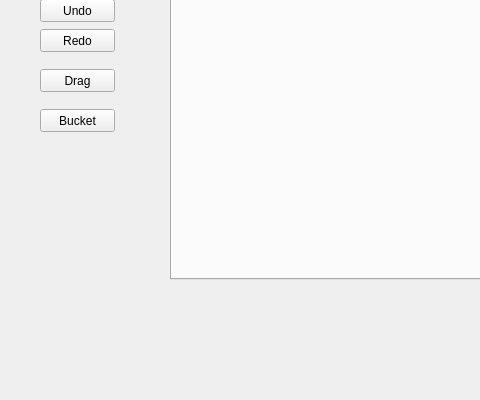
Before: the Qt Designer form paintProgram/mainwindow.ui in ElliotHarding/paintProgram, drawn with Qt 5; both pictures show x 0 to 480 and y 200 to 600 of the 800 by 600 pixel window.
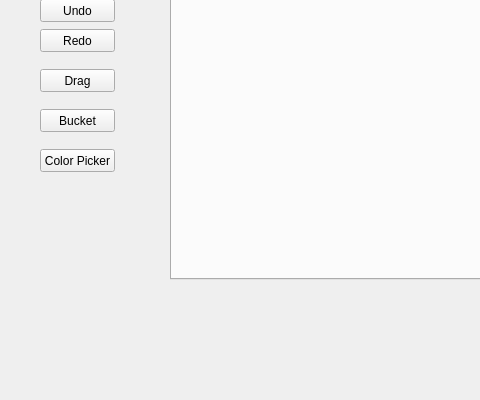
After: the same form once the commit is applied.

Commit message: Added color picker

The edit to the form file:
```diff
--- a/paintProgram/mainwindow.ui
+++ b/paintProgram/mainwindow.ui
@@ -209,6 +209,19 @@
      <string>Bucket</string>
     </property>
    </widget>
+   <widget class="QPushButton" name="btn_colorPickerTool">
+    <property name="geometry">
+     <rect>
+      <x>40</x>
+      <y>330</y>
+      <width>75</width>
+      <height>23</height>
+     </rect>
+    </property>
+    <property name="text">
+     <string>Color Picker</string>
+    </property>
+   </widget>
   </widget>
   <widget class="QMenuBar" name="menubar">
    <property name="geometry">
```
The commit also changes 3 other files.
